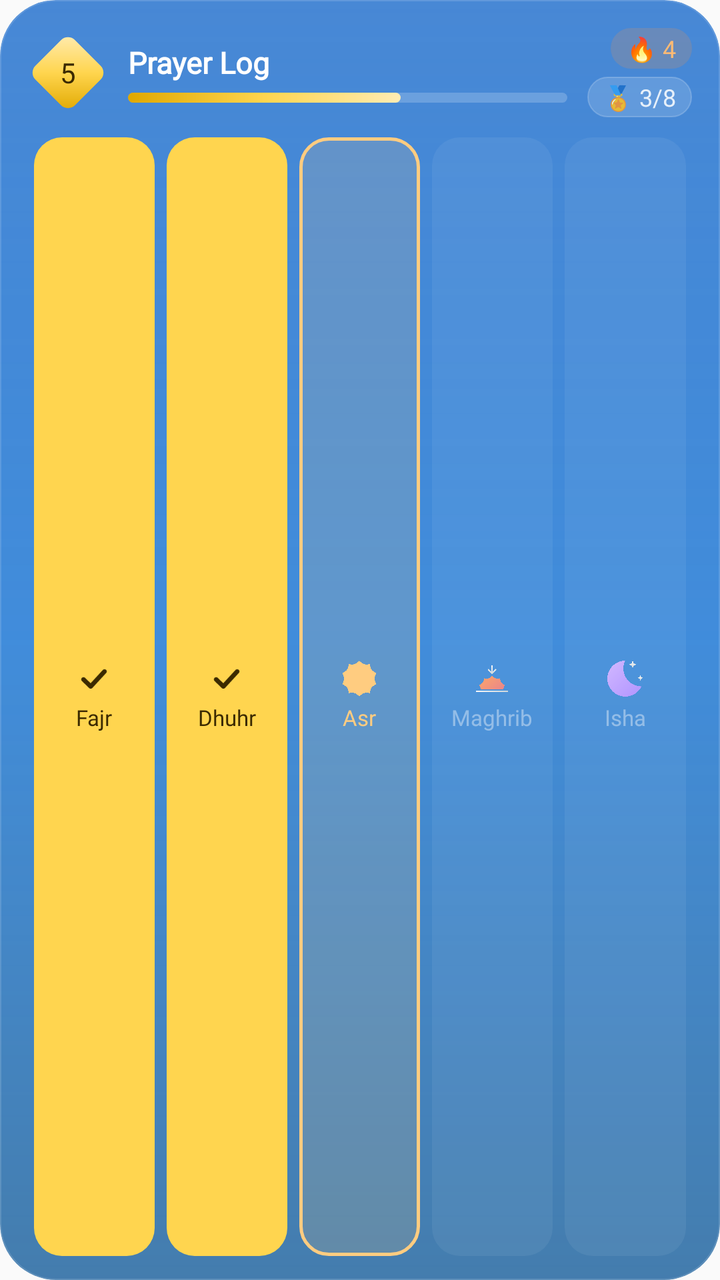
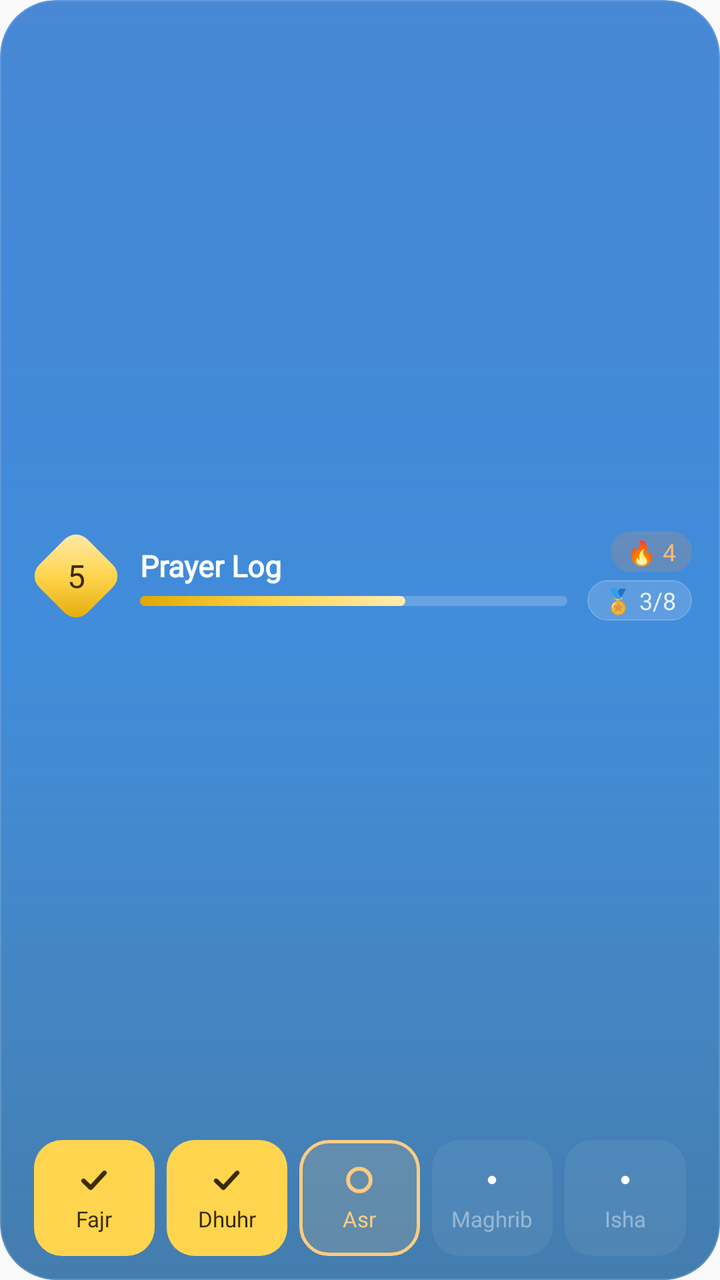

An Android layout rendered at two revisions. The XML below is the earlier revision; the diff shows what the commit changed to produce the second picture.
<!-- AndroidManifest.xml: application theme Theme.Waktiva -->
<!-- res/layout/widget_prayer_log_preview.xml -->
<?xml version="1.0" encoding="utf-8"?>
<FrameLayout xmlns:android="http://schemas.android.com/apk/res/android"
    android:id="@android:id/background"
    android:layout_width="match_parent"
    android:layout_height="match_parent"
    android:background="@drawable/widget_preview_bg"
    android:clipToOutline="true">

    <ImageView
        android:layout_width="match_parent"
        android:layout_height="match_parent"
        android:scaleType="fitXY"
        android:src="@drawable/widget_sheen" />

    <LinearLayout
        android:layout_width="match_parent"
        android:layout_height="match_parent"
        android:orientation="vertical"
        android:paddingStart="14dp"
        android:paddingTop="14dp"
        android:paddingEnd="14dp"
        android:paddingBottom="12dp">

        <LinearLayout
            android:layout_width="match_parent"
            android:layout_height="wrap_content"
            android:gravity="center_vertical"
            android:orientation="horizontal">

            
            <FrameLayout
                android:layout_width="40dp"
                android:layout_height="40dp">

                <ImageView
                    android:layout_width="28dp"
                    android:layout_height="28dp"
                    android:layout_gravity="center"
                    android:rotation="45"
                    android:src="@drawable/widget_preview_diamond" />

                <TextView
                    android:layout_width="match_parent"
                    android:layout_height="match_parent"
                    android:fontFamily="@font/inter_bold"
                    android:gravity="center"
                    android:text="5"
                    android:textColor="#FF3B2A00"
                    android:textSize="14sp" />
            </FrameLayout>

            <LinearLayout
                android:layout_width="0dp"
                android:layout_height="wrap_content"
                android:layout_marginStart="10dp"
                android:layout_weight="1"
                android:orientation="vertical">

                <TextView
                    android:layout_width="wrap_content"
                    android:layout_height="wrap_content"
                    android:fontFamily="@font/inter_medium"
                    android:maxLines="1"
                    android:text="@string/prayer_log_title"
                    android:textColor="#FFFFFFFF"
                    android:textSize="15sp"
                    android:textStyle="bold" />

                <ProgressBar
                    style="?android:attr/progressBarStyleHorizontal"
                    android:layout_width="match_parent"
                    android:layout_height="5dp"
                    android:layout_marginTop="5dp"
                    android:max="1000"
                    android:maxHeight="5dp"
                    android:minHeight="5dp"
                    android:progress="620"
                    android:progressDrawable="@drawable/widget_xp_bar" />
            </LinearLayout>

            <LinearLayout
                android:layout_width="wrap_content"
                android:layout_height="wrap_content"
                android:layout_marginStart="10dp"
                android:gravity="end"
                android:orientation="vertical">

                <TextView
                    android:layout_width="wrap_content"
                    android:layout_height="wrap_content"
                    android:background="@drawable/widget_chip_streak"
                    android:fontFamily="@font/inter_medium"
                    android:paddingStart="8dp"
                    android:paddingTop="2dp"
                    android:paddingEnd="8dp"
                    android:paddingBottom="2dp"
                    android:text="🔥 4"
                    android:textColor="#FFFDBA74"
                    android:textSize="12sp" />

                <TextView
                    android:layout_width="wrap_content"
                    android:layout_height="wrap_content"
                    android:layout_marginTop="4dp"
                    android:background="@drawable/widget_chip"
                    android:fontFamily="@font/inter_medium"
                    android:paddingStart="8dp"
                    android:paddingTop="2dp"
                    android:paddingEnd="8dp"
                    android:paddingBottom="2dp"
                    android:text="🏅 3/8"
                    android:textColor="#D9FFFFFF"
                    android:textSize="12sp" />
            </LinearLayout>
        </LinearLayout>

        <LinearLayout
            android:layout_width="match_parent"
            android:layout_height="0dp"
            android:layout_marginTop="10dp"
            android:layout_weight="1"
            android:minHeight="48dp"
            android:orientation="horizontal">

            <FrameLayout
                android:layout_width="0dp"
                android:layout_height="match_parent"
                android:layout_marginStart="3dp"
                android:layout_marginEnd="3dp"
                android:layout_weight="1">

                <ImageView
                    android:layout_width="match_parent"
                    android:layout_height="match_parent"
                    android:scaleType="fitXY"
                    android:src="@drawable/widget_pill_solid"
                    android:tint="#FFFFD54F" />

                <LinearLayout
                    android:layout_width="match_parent"
                    android:layout_height="match_parent"
                    android:gravity="center"
                    android:orientation="vertical">

                    <ImageView
                        android:layout_width="18dp"
                        android:layout_height="18dp"
                        android:src="@drawable/ic_widget_check"
                        android:tint="#FF3B2A00" />

                    <TextView
                        android:layout_width="wrap_content"
                        android:layout_height="wrap_content"
                        android:layout_marginTop="3dp"
                        android:fontFamily="@font/inter_medium"
                        android:maxLines="1"
                        android:text="@string/prayer_fajr"
                        android:textColor="#FF3B2A00"
                        android:textSize="11sp" />
                </LinearLayout>
            </FrameLayout>

            <FrameLayout
                android:layout_width="0dp"
                android:layout_height="match_parent"
                android:layout_marginStart="3dp"
                android:layout_marginEnd="3dp"
                android:layout_weight="1">

                <ImageView
                    android:layout_width="match_parent"
                    android:layout_height="match_parent"
                    android:scaleType="fitXY"
                    android:src="@drawable/widget_pill_solid"
                    android:tint="#FFFFD54F" />

                <LinearLayout
                    android:layout_width="match_parent"
                    android:layout_height="match_parent"
                    android:gravity="center"
                    android:orientation="vertical">

                    <ImageView
                        android:layout_width="18dp"
                        android:layout_height="18dp"
                        android:src="@drawable/ic_widget_check"
                        android:tint="#FF3B2A00" />

                    <TextView
                        android:layout_width="wrap_content"
                        android:layout_height="wrap_content"
                        android:layout_marginTop="3dp"
                        android:fontFamily="@font/inter_medium"
                        android:maxLines="1"
                        android:text="@string/prayer_dhuhr"
                        android:textColor="#FF3B2A00"
                        android:textSize="11sp" />
                </LinearLayout>
            </FrameLayout>

            <FrameLayout
                android:layout_width="0dp"
                android:layout_height="match_parent"
                android:layout_marginStart="3dp"
                android:layout_marginEnd="3dp"
                android:layout_weight="1">

                <ImageView
                    android:layout_width="match_parent"
                    android:layout_height="match_parent"
                    android:scaleType="fitXY"
                    android:src="@drawable/widget_pill_outline"
                    android:tint="#FFFFCC80" />

                <LinearLayout
                    android:layout_width="match_parent"
                    android:layout_height="match_parent"
                    android:gravity="center"
                    android:orientation="vertical">

                    <ImageView
                        android:layout_width="18dp"
                        android:layout_height="18dp"
                        android:src="@drawable/clear_day"
                        android:tint="#FFFFCC80" />

                    <TextView
                        android:layout_width="wrap_content"
                        android:layout_height="wrap_content"
                        android:layout_marginTop="3dp"
                        android:fontFamily="@font/inter_medium"
                        android:maxLines="1"
                        android:text="@string/prayer_asr"
                        android:textColor="#FFFFCC80"
                        android:textSize="11sp" />
                </LinearLayout>
            </FrameLayout>

            <FrameLayout
                android:layout_width="0dp"
                android:layout_height="match_parent"
                android:layout_marginStart="3dp"
                android:layout_marginEnd="3dp"
                android:layout_weight="1">

                <ImageView
                    android:layout_width="match_parent"
                    android:layout_height="match_parent"
                    android:scaleType="fitXY"
                    android:src="@drawable/widget_pill_faint" />

                <LinearLayout
                    android:layout_width="match_parent"
                    android:layout_height="match_parent"
                    android:gravity="center"
                    android:orientation="vertical">

                    <ImageView
                        android:layout_width="18dp"
                        android:layout_height="18dp"
                        android:src="@drawable/sunset"
                        android:tint="#66FFFFFF" />

                    <TextView
                        android:layout_width="wrap_content"
                        android:layout_height="wrap_content"
                        android:layout_marginTop="3dp"
                        android:fontFamily="@font/inter_medium"
                        android:maxLines="1"
                        android:text="@string/prayer_maghrib"
                        android:textColor="#66FFFFFF"
                        android:textSize="11sp" />
                </LinearLayout>
            </FrameLayout>

            <FrameLayout
                android:layout_width="0dp"
                android:layout_height="match_parent"
                android:layout_marginStart="3dp"
                android:layout_marginEnd="3dp"
                android:layout_weight="1">

                <ImageView
                    android:layout_width="match_parent"
                    android:layout_height="match_parent"
                    android:scaleType="fitXY"
                    android:src="@drawable/widget_pill_faint" />

                <LinearLayout
                    android:layout_width="match_parent"
                    android:layout_height="match_parent"
                    android:gravity="center"
                    android:orientation="vertical">

                    <ImageView
                        android:layout_width="18dp"
                        android:layout_height="18dp"
                        android:src="@drawable/clear_night"
                        android:tint="#66FFFFFF" />

                    <TextView
                        android:layout_width="wrap_content"
                        android:layout_height="wrap_content"
                        android:layout_marginTop="3dp"
                        android:fontFamily="@font/inter_medium"
                        android:maxLines="1"
                        android:text="@string/prayer_isha"
                        android:textColor="#66FFFFFF"
                        android:textSize="11sp" />
                </LinearLayout>
            </FrameLayout>
        </LinearLayout>
    </LinearLayout>
</FrameLayout>
<!-- resources referenced by this layout -->
<resources>
  <!-- drawable clear_day (drawable) -->
  <vector xmlns:aapt="http://schemas.android.com/aapt" xmlns:android="http://schemas.android.com/apk/res/android" android:autoMirrored="true" android:height="257dp" android:viewportHeight="257" android:viewportWidth="257" android:width="257dp">
        
      <path android:pathData="M161.93,24.56C146.55,19.54 128.41,0.2 128.41,0.2C128.41,0.2 110.27,19.54 94.89,24.56C79.39,29.61 53.15,24.56 53.15,24.56C53.15,24.56 49.84,51.07 40.25,64.26C30.7,77.38 6.63,88.68 6.63,88.68C6.63,88.68 19.47,111.97 19.47,128.2C19.47,144.43 6.63,167.72 6.63,167.72C6.63,167.72 30.7,179.02 40.25,192.15C49.84,205.33 53.15,231.84 53.15,231.84C53.15,231.84 79.39,226.79 94.89,231.84C110.27,236.86 128.41,256.2 128.41,256.2C128.41,256.2 146.55,236.86 161.93,231.84C177.43,226.79 203.68,231.84 203.68,231.84C203.68,231.84 206.99,205.33 216.58,192.15C226.12,179.02 250.19,167.72 250.19,167.72C250.19,167.72 237.35,144.43 237.35,128.2C237.35,111.97 250.19,88.68 250.19,88.68C250.19,88.68 226.12,77.38 216.58,64.26C206.99,51.07 203.68,24.56 203.68,24.56C203.68,24.56 177.43,29.61 161.93,24.56Z">
              
          <aapt:attr name="android:fillColor">
                    
              <gradient android:endX="256.4" android:endY="256.2" android:startX="0.4" android:startY="0.2" android:type="linear">
                          
                  <item android:color="#FFFFC400" android:offset="0"/>
                          
                  <item android:color="#FFFF6F00" android:offset="1"/>
                        
              </gradient>
                  
          </aapt:attr>
            
      </path>
      
  </vector>
  <!-- drawable clear_night: vector/xml drawable (drawable, 2369 chars, omitted) -->
  <!-- drawable sunset: vector/xml drawable (drawable, 2616 chars, omitted) -->
  <!-- drawable widget_chip (drawable) -->
  <?xml version="1.0" encoding="utf-8"?>
  <shape xmlns:android="http://schemas.android.com/apk/res/android"
      android:shape="rectangle">
      <solid android:color="#26FFFFFF" />
      <stroke android:width="0.5dp" android:color="#33FFFFFF" />
      <corners android:radius="999dp" />
  </shape>
  <!-- drawable widget_chip_streak (drawable) -->
  <?xml version="1.0" encoding="utf-8"?>
  <shape xmlns:android="http://schemas.android.com/apk/res/android"
      android:shape="rectangle">
      <solid android:color="#2EFB923C" />
      <corners android:radius="999dp" />
  </shape>
  <!-- drawable widget_pill_faint (drawable) -->
  <?xml version="1.0" encoding="utf-8"?>
  <shape xmlns:android="http://schemas.android.com/apk/res/android"
      android:shape="rectangle">
      <corners android:radius="14dp" />
      <solid android:color="#0FFFFFFF" />
  </shape>
  <!-- drawable widget_pill_solid (drawable) -->
  <?xml version="1.0" encoding="utf-8"?>
  <shape xmlns:android="http://schemas.android.com/apk/res/android"
      android:shape="rectangle">
      <corners android:radius="14dp" />
      <solid android:color="#FFFFFFFF" />
  </shape>
  <!-- drawable widget_preview_diamond (drawable) -->
  <?xml version="1.0" encoding="utf-8"?>
  <shape xmlns:android="http://schemas.android.com/apk/res/android"
      android:shape="rectangle">
      <corners android:radius="5dp" />
      <gradient
          android:angle="315"
          android:centerColor="#FFFFD54F"
          android:endColor="#FFE0A800"
          android:startColor="#FFFFECB3" />
  </shape>
  <string name="prayer_asr">Asr</string>
  <string name="prayer_dhuhr">Dhuhr</string>
  <string name="prayer_fajr">Fajr</string>
  <string name="prayer_isha">Isha</string>
  <string name="prayer_log_title">Prayer Log</string>
  <string name="prayer_maghrib">Maghrib</string>
  <style name="Theme.Waktiva" parent="Theme.AppCompat.DayNight.NoActionBar" />
  <dimen name="widget_corner_radius">22dp</dimen>
  <!-- unchanged entries left out for length: 5 -->
</resources>

<!-- the commit's change to res/layout/widget_prayer_log_preview.xml (unified diff, before → after) -->
@@ -23,18 +23,19 @@
 
         <LinearLayout
             android:layout_width="match_parent"
-            android:layout_height="wrap_content"
+            android:layout_height="0dp"
+            android:layout_weight="1"
             android:gravity="center_vertical"
             android:orientation="horizontal">
 
             
             <FrameLayout
-                android:layout_width="40dp"
-                android:layout_height="40dp">
-
-                <ImageView
-                    android:layout_width="28dp"
-                    android:layout_height="28dp"
+                android:layout_width="48dp"
+                android:layout_height="48dp">
+
+                <ImageView
+                    android:layout_width="34dp"
+                    android:layout_height="34dp"
                     android:layout_gravity="center"
                     android:rotation="45"
                     android:src="@drawable/widget_preview_diamond" />
@@ -46,13 +47,13 @@
                     android:gravity="center"
                     android:text="5"
                     android:textColor="#FF3B2A00"
-                    android:textSize="14sp" />
+                    android:textSize="16sp" />
             </FrameLayout>
 
             <LinearLayout
                 android:layout_width="0dp"
                 android:layout_height="wrap_content"
-                android:layout_marginStart="10dp"
+                android:layout_marginStart="8dp"
                 android:layout_weight="1"
                 android:orientation="vertical">
 
@@ -116,10 +117,8 @@
 
         <LinearLayout
             android:layout_width="match_parent"
-            android:layout_height="0dp"
-            android:layout_marginTop="10dp"
-            android:layout_weight="1"
-            android:minHeight="48dp"
+            android:layout_height="58dp"
+            android:layout_marginTop="8dp"
             android:orientation="horizontal">
 
             <FrameLayout
@@ -221,7 +220,7 @@
                     <ImageView
                         android:layout_width="18dp"
                         android:layout_height="18dp"
-                        android:src="@drawable/clear_day"
+                        android:src="@drawable/ic_widget_ring"
                         android:tint="#FFFFCC80" />
 
                     <TextView
@@ -258,7 +257,7 @@
                     <ImageView
                         android:layout_width="18dp"
                         android:layout_height="18dp"
-                        android:src="@drawable/sunset"
+                        android:src="@drawable/ic_widget_point"
                         android:tint="#66FFFFFF" />
 
                     <TextView
@@ -295,7 +294,7 @@
                     <ImageView
                         android:layout_width="18dp"
                         android:layout_height="18dp"
-                        android:src="@drawable/clear_night"
+                        android:src="@drawable/ic_widget_point"
                         android:tint="#66FFFFFF" />
 
                     <TextView
<!-- resource entries referenced after the edit -->
@@ -1,27 +1,28 @@
 <!-- resources referenced by this layout -->
 <resources>
-  <!-- drawable clear_day (drawable) -->
-  <vector xmlns:aapt="http://schemas.android.com/aapt" xmlns:android="http://schemas.android.com/apk/res/android" android:autoMirrored="true" android:height="257dp" android:viewportHeight="257" android:viewportWidth="257" android:width="257dp">
-        
-      <path android:pathData="M161.93,24.56C146.55,19.54 128.41,0.2 128.41,0.2C128.41,0.2 110.27,19.54 94.89,24.56C79.39,29.61 53.15,24.56 53.15,24.56C53.15,24.56 49.84,51.07 40.25,64.26C30.7,77.38 6.63,88.68 6.63,88.68C6.63,88.68 19.47,111.97 19.47,128.2C19.47,144.43 6.63,167.72 6.63,167.72C6.63,167.72 30.7,179.02 40.25,192.15C49.84,205.33 53.15,231.84 53.15,231.84C53.15,231.84 79.39,226.79 94.89,231.84C110.27,236.86 128.41,256.2 128.41,256.2C128.41,256.2 146.55,236.86 161.93,231.84C177.43,226.79 203.68,231.84 203.68,231.84C203.68,231.84 206.99,205.33 216.58,192.15C226.12,179.02 250.19,167.72 250.19,167.72C250.19,167.72 237.35,144.43 237.35,128.2C237.35,111.97 250.19,88.68 250.19,88.68C250.19,88.68 226.12,77.38 216.58,64.26C206.99,51.07 203.68,24.56 203.68,24.56C203.68,24.56 177.43,29.61 161.93,24.56Z">
-              
-          <aapt:attr name="android:fillColor">
-                    
-              <gradient android:endX="256.4" android:endY="256.2" android:startX="0.4" android:startY="0.2" android:type="linear">
-                          
-                  <item android:color="#FFFFC400" android:offset="0"/>
-                          
-                  <item android:color="#FFFF6F00" android:offset="1"/>
-                        
-              </gradient>
-                  
-          </aapt:attr>
-            
-      </path>
-      
+  <!-- drawable ic_widget_point (drawable) -->
+  <?xml version="1.0" encoding="utf-8"?>
+  <vector xmlns:android="http://schemas.android.com/apk/res/android"
+      android:width="24dp"
+      android:height="24dp"
+      android:viewportWidth="24"
+      android:viewportHeight="24">
+      <path
+          android:fillColor="#FFFFFFFF"
+          android:pathData="M12,9.2a2.8,2.8 0,1 1,0 5.6a2.8,2.8 0,1 1,0 -5.6z" />
   </vector>
-  <!-- drawable clear_night: vector/xml drawable (drawable, 2369 chars, omitted) -->
-  <!-- drawable sunset: vector/xml drawable (drawable, 2616 chars, omitted) -->
+  <!-- drawable ic_widget_ring (drawable) -->
+  <?xml version="1.0" encoding="utf-8"?>
+  <vector xmlns:android="http://schemas.android.com/apk/res/android"
+      android:width="24dp"
+      android:height="24dp"
+      android:viewportWidth="24"
+      android:viewportHeight="24">
+      <path
+          android:pathData="M12,4.5a7.5,7.5 0,1 1,0 15a7.5,7.5 0,1 1,0 -15z"
+          android:strokeWidth="2.6"
+          android:strokeColor="#FFFFFFFF" />
+  </vector>
   <!-- drawable widget_chip (drawable) -->
   <?xml version="1.0" encoding="utf-8"?>
   <shape xmlns:android="http://schemas.android.com/apk/res/android"
@@ -55,7 +56,7 @@
   <?xml version="1.0" encoding="utf-8"?>
   <shape xmlns:android="http://schemas.android.com/apk/res/android"
       android:shape="rectangle">
-      <corners android:radius="5dp" />
+      <corners android:radius="8dp" />
       <gradient
           android:angle="315"
           android:centerColor="#FFFFD54F"
